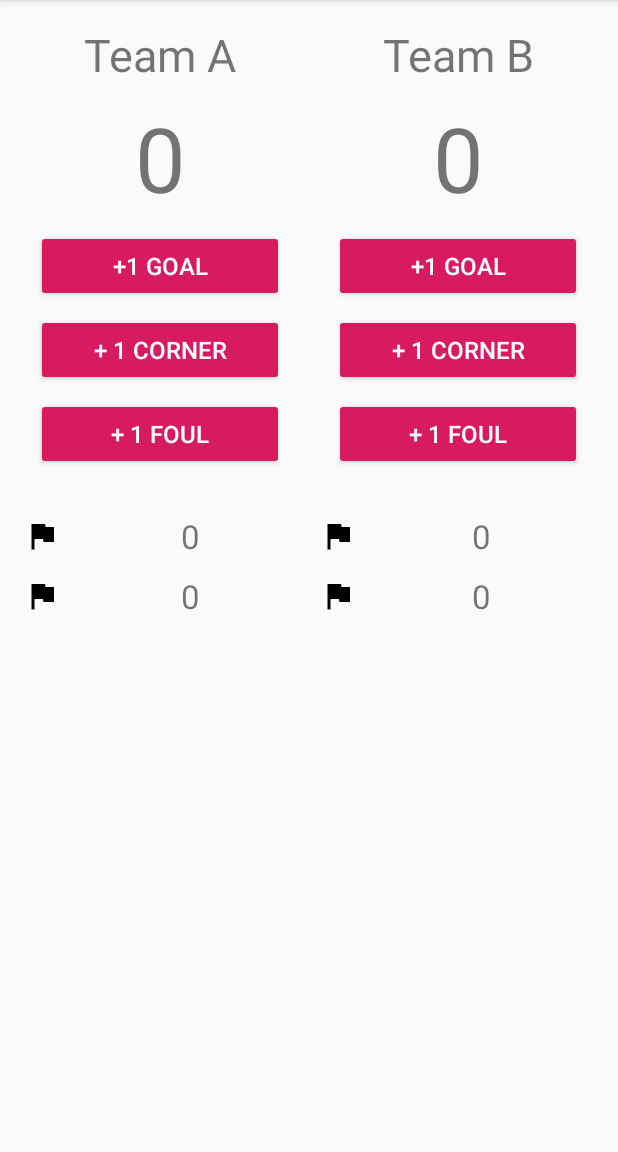
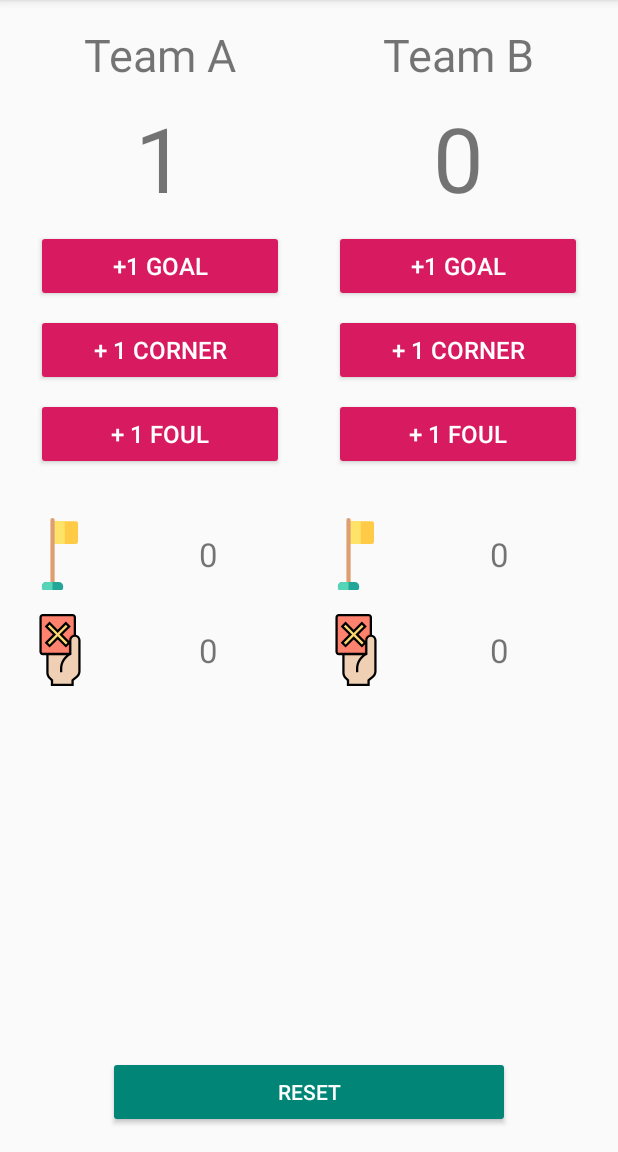
Before and after one commit to Younes-Charfaoui/ABND-Projects, an Android app: the screen it shows after launch (MainActivity), after a tap on "+1 GOAL", on a phone screen of 412 x 824 dp, the part 84-1236 px from its top. Run offline under Robolectric (Android 15) with nearby library versions, the phone set to English and light mode, and no system bars.

Commit message:
Terminating The App Functionality, need polishing and refactoring

```diff
--- a/ScoreKeeper/app/src/main/java/com/example/scorekeeper/MainActivity.java
+++ b/ScoreKeeper/app/src/main/java/com/example/scorekeeper/MainActivity.java
@@ -1,28 +1,109 @@
 package com.example.scorekeeper;
 
+import android.content.DialogInterface;
 import android.os.Bundle;
+import android.support.v7.app.AlertDialog;
 import android.support.v7.app.AppCompatActivity;
 import android.view.View;
+import android.widget.TextView;
 
 public class MainActivity extends AppCompatActivity implements View.OnClickListener {
+
+    private int aTeamGoals = 0, bTeamGoals = 0, aTeamFouls = 0,
+            bTeamFouls = 0, aTeamCorners = 0, bTeamCorners = 0;
+
+    private TextView aGoalsTv, bGoalsTv, aFoulsTv,
+            bFoulsTv, aCornersTv, bCornersTv;
 
     @Override
     protected void onCreate(Bundle savedInstanceState) {
         super.onCreate(savedInstanceState);
         setContentView(R.layout.activity_main);
-
+        // adding the listeners to buttons.
         findViewById(R.id.team_a_corner_button).setOnClickListener(this);
         findViewById(R.id.team_b_corner_button).setOnClickListener(this);
         findViewById(R.id.team_a_foul_button).setOnClickListener(this);
         findViewById(R.id.team_b_foul_button).setOnClickListener(this);
         findViewById(R.id.team_a_goal_button).setOnClickListener(this);
         findViewById(R.id.team_b_goal_button).setOnClickListener(this);
+        findViewById(R.id.reset_button).setOnClickListener(this);
+        // initializing the textViews.
+        aFoulsTv = findViewById(R.id.team_a_fouls_tv);
+        bFoulsTv = findViewById(R.id.team_b_fouls_tv);
+        aCornersTv = findViewById(R.id.team_a_corner_tv);
+        bCornersTv = findViewById(R.id.team_b_corner_tv);
+        aGoalsTv = findViewById(R.id.team_a_goals_tv);
+        bGoalsTv = findViewById(R.id.team_b_goals_tv);
     }
 
     @Override
-    public void onClick(View v) {
-        switch (v.getId()) {
-
+    public void onClick(View viewClicked) {
+        findViewById(R.id.reset_button).setEnabled(true);
+        switch (viewClicked.getId()) {
+            case R.id.team_a_corner_button:
+                aTeamCorners++;
+                changeTextView(aCornersTv, aTeamCorners);
+                break;
+            case R.id.team_b_corner_button:
+                bTeamCorners++;
+                changeTextView(bCornersTv, bTeamCorners);
+                break;
+            case R.id.team_a_foul_button:
+                aTeamFouls++;
+                changeTextView(aFoulsTv, aTeamFouls);
+                break;
+            case R.id.team_b_foul_button:
+                bTeamFouls++;
+                changeTextView(bFoulsTv, bTeamFouls);
+                break;
+            case R.id.team_a_goal_button:
+                aTeamGoals++;
+                changeTextView(aGoalsTv, aTeamGoals);
+                break;
+            case R.id.team_b_goal_button:
+                bTeamGoals++;
+                changeTextView(bGoalsTv, bTeamGoals);
+                break;
+            case R.id.reset_button:
+                reset();
         }
     }
+
+    /**
+     * This Method reset the variables and the text views to the 0.
+     */
+    private void reset() {
+        new AlertDialog.Builder(this)
+                .setTitle(R.string.reset)
+                .setPositiveButton(android.R.string.ok, new DialogInterface.OnClickListener() {
+                    @Override
+                    public void onClick(DialogInterface dialog, int which) {
+                        aTeamGoals = 0;
+                        bTeamGoals = 0;
+                        aTeamFouls = 0;
+                        bTeamFouls = 0;
+                        aTeamCorners = 0;
+                        bTeamCorners = 0;
+                        changeTextView(aCornersTv, 0);
+                        changeTextView(bCornersTv, 0);
+                        changeTextView(aFoulsTv, 0);
+                        changeTextView(bFoulsTv, 0);
+                        changeTextView(aGoalsTv, 0);
+                        changeTextView(bGoalsTv, 0);
+                        findViewById(R.id.reset_button).setEnabled(false);
+                    }
+                })
+                .setNegativeButton(R.string.cancel, null)
+                .setMessage(R.string.reset_message).show();
+    }
+
+    /**
+     * This method change the value of a given textView.
+     *
+     * @param textView the textView we want to change it's Text.
+     * @param value    the value which we want to display in the TextView.
+     */
+    private void changeTextView(TextView textView, int value) {
+        textView.setText(String.valueOf(value));
+    }
 }
--- /dev/null
+++ b/ScoreKeeper/app/src/main/res/drawable/ic_corner.xml
@@ -0,0 +1,8 @@
+<vector android:height="24dp" android:viewportHeight="512"
+    android:viewportWidth="512" android:width="24dp" xmlns:android="http://schemas.android.com/apk/res/android">
+    <path android:fillColor="#FFCB47" android:pathData="M369.21,22.298H209.679c-8.273,0 -14.98,6.707 -14.98,14.98s0,123.992 0,132.265c0,8.273 6.707,14.98 14.98,14.98H369.21c8.273,0 14.98,-6.707 14.98,-14.98V37.278C384.19,29.004 377.483,22.298 369.21,22.298z"/>
+    <path android:fillColor="#FFE369" android:pathData="M289.444,22.298h-79.766c-8.273,0 -14.98,6.707 -14.98,14.98v132.265c0,8.273 6.707,14.98 14.98,14.98h79.766V22.298z"/>
+    <path android:fillColor="#DD9F71" android:pathData="M202.924,0c-8.273,0 -14.98,6.707 -14.98,14.98v447.405c0,8.273 6.707,14.98 14.98,14.98s14.98,-6.707 14.98,-14.98V14.98C217.904,6.707 211.198,0 202.924,0z"/>
+    <path android:fillColor="#23A698" android:pathData="M248.079,455.575H157.77c-16.52,0 -29.96,13.44 -29.96,29.96v11.485c0,8.273 6.707,14.98 14.98,14.98h120.269c8.273,0 14.98,-6.707 14.98,-14.98v-11.485C278.039,469.015 264.599,455.575 248.079,455.575z"/>
+    <path android:fillColor="#55D4B6" android:pathData="M202.925,455.575H157.77c-16.52,0 -29.96,13.44 -29.96,29.96v11.485c0,8.273 6.707,14.98 14.98,14.98h60.135L202.925,455.575L202.925,455.575z"/>
+</vector>
--- /dev/null
+++ b/ScoreKeeper/app/src/main/res/drawable/ic_red_card.xml
@@ -0,0 +1,10 @@
+<vector android:height="24dp" android:viewportHeight="504"
+    android:viewportWidth="504" android:width="24dp" xmlns:android="http://schemas.android.com/apk/res/android">
+    <path android:fillColor="#ff826e" android:pathData="m356,152v-128c0,-8.84 -7.16,-16 -16,-16h-208c-8.84,0 -16,7.16 -16,16v240c0,8.84 7.16,16 16,16h208.664c8.473,0 15.336,-6.863 15.336,-15.336zM356,152"/>
+    <path android:fillColor="#fc6e51" android:pathData="m340.664,280c8.473,0 15.336,-6.863 15.336,-15.336v-128.664c-26.473,0 -48,21.527 -48,48v96zM340.664,280"/>
+    <path android:fillColor="#f0d0b4" android:pathData="m324,280v-96c0,-17.672 14.328,-32 32,-32s32,14.328 32,32v217.52c0,14.25 -6.328,27.754 -17.273,36.871l-30.727,25.609v32h-144v-32l-17.945,-17.945c-9,-9 -14.055,-21.207 -14.055,-33.934v-132.121zM324,280"/>
+    <path android:fillColor="#fcd770" android:pathData="m316,86.855 l-22.855,-22.855 -57.145,57.145 -57.145,-57.145 -22.855,22.855 57.145,57.145 -57.145,57.145 22.855,22.855 57.145,-57.145 57.145,57.145 22.855,-22.855 -57.145,-57.145zM316,86.855"/>
+    <path android:fillColor="#ecc19c" android:pathData="m164,280h144v16h-144zM164,280"/>
+    <path android:fillColor="#ffc729" android:pathData="m308,209.145 l8,-8 -8,-8zM308,209.145"/>
+    <path android:fillColor="#FF000000" android:pathData="m364,144.809v-120.809c0,-13.23 -10.77,-24 -24,-24h-208c-13.23,0 -24,10.77 -24,24v240c0,13.23 10.77,24 24,24h24v124.121c0,14.949 5.824,29.016 16.398,39.598l15.602,15.594v36.688h160v-36.246l27.848,-23.211c12.809,-10.68 20.152,-26.359 20.152,-43.031v-217.512c0,-19.313 -13.77,-35.473 -32,-39.191zM124,264v-240c0,-4.406 3.594,-8 8,-8h208c4.406,0 8,3.594 8,8v120.809c-18.23,3.719 -32,19.871 -32,39.191v5.832l-45.832,-45.832 57.145,-57.145 -34.168,-34.168 -57.145,57.145 -57.145,-57.145 -34.168,34.168 57.145,57.145 -57.145,57.145 34.168,34.168 57.145,-57.145 57.145,57.145 22.855,-22.855v59.543h-184c-4.406,0 -8,-3.586 -8,-8zM304.688,201.145 L293.145,212.688 236,155.543 178.855,212.688 167.313,201.145 224.457,144 167.313,86.855 178.855,75.313 236,132.457 293.145,75.313 304.688,86.855 247.543,144zM380,401.512c0,11.902 -5.246,23.113 -14.391,30.727l-33.609,28.008v27.754h-128v-27.313l-20.281,-20.281c-7.559,-7.566 -11.719,-17.605 -11.719,-28.285v-124.121h125.098c-28.297,23.176 -45.098,57.824 -45.098,95.551v24.449h16v-24.449c0,-41.086 22.832,-78.023 59.574,-96.398l4.426,-2.207v-100.945c0,-13.23 10.77,-24 24,-24s24,10.77 24,24zM380,401.512"/>
+</vector>
--- a/ScoreKeeper/app/src/main/res/layout/activity_main.xml
+++ b/ScoreKeeper/app/src/main/res/layout/activity_main.xml
@@ -21,7 +21,7 @@
         app:layout_constraintTop_toTopOf="parent" />
 
     <TextView
-        android:id="@+id/team_a_scores"
+        android:id="@+id/team_a_goals_tv"
         android:layout_width="wrap_content"
         android:layout_height="wrap_content"
         android:layout_marginStart="8dp"
@@ -34,7 +34,7 @@
         app:layout_constraintTop_toBottomOf="@+id/textView" />
 
     <TextView
-        android:id="@+id/team_b_scores"
+        android:id="@+id/team_b_goals_tv"
         android:layout_width="wrap_content"
         android:layout_height="wrap_content"
         android:layout_marginStart="8dp"
@@ -72,7 +72,7 @@
         android:text="@string/_1_goal"
         app:layout_constraintEnd_toStartOf="@+id/view"
         app:layout_constraintStart_toStartOf="parent"
-        app:layout_constraintTop_toBottomOf="@+id/team_a_scores" />
+        app:layout_constraintTop_toBottomOf="@+id/team_a_goals_tv" />
 
     <Button
         android:id="@+id/team_a_corner_button"
@@ -93,28 +93,28 @@
 
     <ImageView
         android:id="@+id/team_a_corner_icon"
-        android:layout_width="wrap_content"
-        android:layout_height="wrap_content"
+        android:layout_width="@dimen/icon_size"
+        android:layout_height="@dimen/icon_size"
         android:layout_marginStart="8dp"
         android:layout_marginTop="32dp"
         android:contentDescription="@string/corner_icon_desc"
-        android:src="@drawable/ic_flag"
+        android:src="@drawable/ic_corner"
         app:layout_constraintStart_toStartOf="parent"
         app:layout_constraintTop_toBottomOf="@id/team_a_foul_button" />
 
     <ImageView
         android:id="@+id/team_a_fouls_icon"
-        android:layout_width="wrap_content"
-        android:layout_height="wrap_content"
+        android:layout_width="@dimen/icon_size"
+        android:layout_height="@dimen/icon_size"
         android:layout_marginStart="8dp"
         android:layout_marginTop="16dp"
         android:contentDescription="@string/fouls_icon_desc"
-        android:src="@drawable/ic_flag"
+        android:src="@drawable/ic_red_card"
         app:layout_constraintStart_toStartOf="parent"
         app:layout_constraintTop_toBottomOf="@id/team_a_corner_icon" />
 
     <TextView
-        android:id="@+id/team_a_team_a_corner_tv"
+        android:id="@+id/team_a_corner_tv"
         android:layout_width="wrap_content"
         android:layout_height="wrap_content"
         android:layout_marginStart="8dp"
@@ -145,7 +145,7 @@
         android:text="@string/_1_goal"
         app:layout_constraintEnd_toEndOf="parent"
         app:layout_constraintStart_toEndOf="@+id/view"
-        app:layout_constraintTop_toBottomOf="@+id/team_b_scores" />
+        app:layout_constraintTop_toBottomOf="@+id/team_b_goals_tv" />
 
     <Button
         android:id="@+id/team_b_corner_button"
@@ -165,23 +165,23 @@
 
     <ImageView
         android:id="@+id/team_b_corner_icon"
-        android:layout_width="wrap_content"
-        android:layout_height="wrap_content"
+        android:layout_width="@dimen/icon_size"
+        android:layout_height="@dimen/icon_size"
         android:layout_marginStart="8dp"
         android:layout_marginTop="32dp"
         android:contentDescription="@string/corner_icon_desc"
-        android:src="@drawable/ic_flag"
+        android:src="@drawable/ic_corner"
         app:layout_constraintStart_toStartOf="@id/view"
         app:layout_constraintTop_toBottomOf="@id/team_b_foul_button" />
 
     <ImageView
         android:id="@+id/team_b_fouls_icon"
-        android:layout_width="wrap_content"
-        android:layout_height="wrap_content"
+        android:layout_width="@dimen/icon_size"
+        android:layout_height="@dimen/icon_size"
         android:layout_marginStart="8dp"
         android:layout_marginTop="16dp"
         android:contentDescription="@string/fouls_icon_desc"
-        android:src="@drawable/ic_flag"
+        android:src="@drawable/ic_red_card"
         app:layout_constraintStart_toStartOf="@id/view"
         app:layout_constraintTop_toBottomOf="@id/team_b_corner_icon" />
 
@@ -211,4 +211,19 @@
         app:layout_constraintStart_toEndOf="@id/team_b_fouls_icon"
         app:layout_constraintTop_toTopOf="@+id/team_b_fouls_icon" />
 
+    <Button
+        android:id="@+id/reset_button"
+        android:layout_width="0dp"
+        android:layout_height="wrap_content"
+        android:layout_marginStart="64dp"
+        android:layout_marginEnd="64dp"
+        android:layout_marginBottom="8dp"
+        android:enabled="false"
+        android:backgroundTint="@color/colorPrimary"
+        android:text="Reset"
+        android:textColor="@android:color/white"
+        app:layout_constraintBottom_toBottomOf="parent"
+        app:layout_constraintEnd_toEndOf="parent"
+        app:layout_constraintStart_toStartOf="parent" />
+
 </android.support.constraint.ConstraintLayout>
--- /dev/null
+++ b/ScoreKeeper/app/src/main/res/values/dimens.xml
@@ -0,0 +1,4 @@
+<?xml version="1.0" encoding="utf-8"?>
+<resources>
+    <dimen name="icon_size">48dp</dimen>
+</resources>
--- a/ScoreKeeper/app/src/main/res/values/strings.xml
+++ b/ScoreKeeper/app/src/main/res/values/strings.xml
@@ -8,5 +8,8 @@
     <string name="_1_goal">+1 Goal</string>
     <string name="_1_corner">+ 1 Corner</string>
     <string name="_1_fouls">+ 1 Foul</string>
+    <string name="reset_message">Are You Sure You are going to lose all your data.</string>
+    <string name="cancel">Cancel</string>
+    <string name="reset">Reset</string>
 
 </resources>
```
